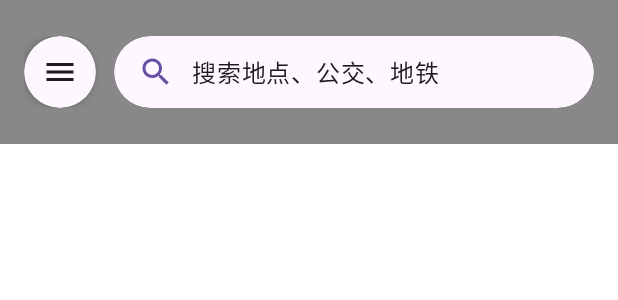
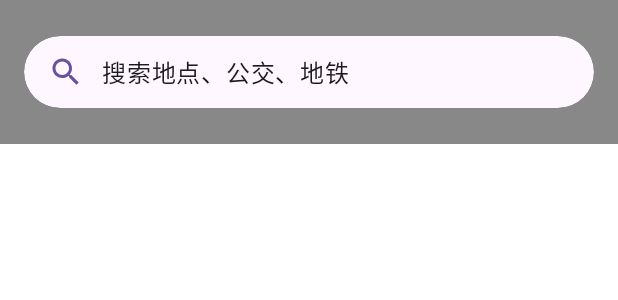
Before and after one commit to Tang0602/Amap, an Android app built with Jetpack Compose: the @Preview function TopSearchAreaPreview, on a phone screen of 412 x 824 dp. Shown: the top 300 px of the screen. Run offline under Robolectric (Android 15) with nearby library versions, the phone set to English and light mode, and no system bars; network calls fail; 1 statement that could not run was skipped.

Commit message:
bugfix(HomeScreen): 删除首页搜索框旁边的菜单按钮

```diff
--- a/app/src/main/java/com/example/amap_sim/ui/screen/home/HomeScreen.kt
+++ b/app/src/main/java/com/example/amap_sim/ui/screen/home/HomeScreen.kt
@@ -5,21 +5,17 @@ import androidx.compose.foundation.layout.Arrangement
 import androidx.compose.foundation.layout.Box
 import androidx.compose.foundation.layout.Column
 import androidx.compose.foundation.layout.Row
-import androidx.compose.foundation.layout.Spacer
 import androidx.compose.foundation.layout.fillMaxSize
 import androidx.compose.foundation.layout.fillMaxWidth
-import androidx.compose.foundation.layout.height
 import androidx.compose.foundation.layout.padding
 import androidx.compose.foundation.layout.size
 import androidx.compose.foundation.layout.statusBarsPadding
-import androidx.compose.foundation.layout.width
 import androidx.compose.foundation.shape.CircleShape
 import androidx.compose.foundation.shape.RoundedCornerShape
 import androidx.compose.material.icons.Icons
 import androidx.compose.material.icons.filled.DirectionsBike
 import androidx.compose.material.icons.filled.DirectionsCar
 import androidx.compose.material.icons.filled.DirectionsWalk
-import androidx.compose.material.icons.filled.Menu
 import androidx.compose.material.icons.filled.MoreVert
 import androidx.compose.material.icons.filled.NearMe
 import androidx.compose.material3.Card
@@ -42,7 +38,6 @@ import androidx.compose.runtime.rememberCoroutineScope
 import androidx.compose.ui.Alignment
 import androidx.compose.ui.Modifier
 import androidx.compose.ui.draw.clip
-import androidx.compose.ui.draw.shadow
 import androidx.compose.ui.graphics.Color
 import androidx.compose.ui.graphics.vector.ImageVector
 import androidx.compose.ui.tooling.preview.Preview
@@ -108,11 +103,6 @@ fun HomeScreen(
             // 顶部搜索区域
             TopSearchArea(
                 onSearchClick = onNavigateToSearch,
-                onMenuClick = {
-                    scope.launch {
-                        snackbarHostState.showSnackbar("菜单功能开发中")
-                    }
-                },
                 modifier = Modifier
                     .align(Alignment.TopCenter)
                     .statusBarsPadding()
@@ -154,7 +144,6 @@ fun HomeScreen(
 @Composable
 private fun TopSearchArea(
     onSearchClick: () -> Unit,
-    onMenuClick: () -> Unit,
     modifier: Modifier = Modifier
 ) {
     Surface(
@@ -163,35 +152,11 @@ private fun TopSearchArea(
             .padding(horizontal = 16.dp, vertical = 8.dp),
         color = Color.Transparent
     ) {
-        Row(
-            modifier = Modifier.fillMaxWidth(),
-            verticalAlignment = Alignment.CenterVertically
-        ) {
-            // 菜单按钮
-            Surface(
-                modifier = Modifier
-                    .size(48.dp)
-                    .shadow(4.dp, CircleShape),
-                shape = CircleShape,
-                color = MaterialTheme.colorScheme.surface
-            ) {
-                IconButton(onClick = onMenuClick) {
-                    Icon(
-                        imageVector = Icons.Default.Menu,
-                        contentDescription = "菜单",
-                        tint = MaterialTheme.colorScheme.onSurface
-                    )
-                }
-            }
-
-            Spacer(modifier = Modifier.width(12.dp))
-
-            // 搜索框
-            SearchBarDisplay(
-                onClick = onSearchClick,
-                modifier = Modifier.weight(1f)
-            )
-        }
+        // 搜索框
+        SearchBarDisplay(
+            onClick = onSearchClick,
+            modifier = Modifier.fillMaxWidth()
+        )
     }
 }
 
@@ -306,8 +271,7 @@ private fun TopSearchAreaPreview() {
                 .padding(vertical = 16.dp)
         ) {
             TopSearchArea(
-                onSearchClick = {},
-                onMenuClick = {}
+                onSearchClick = {}
             )
         }
     }
```
